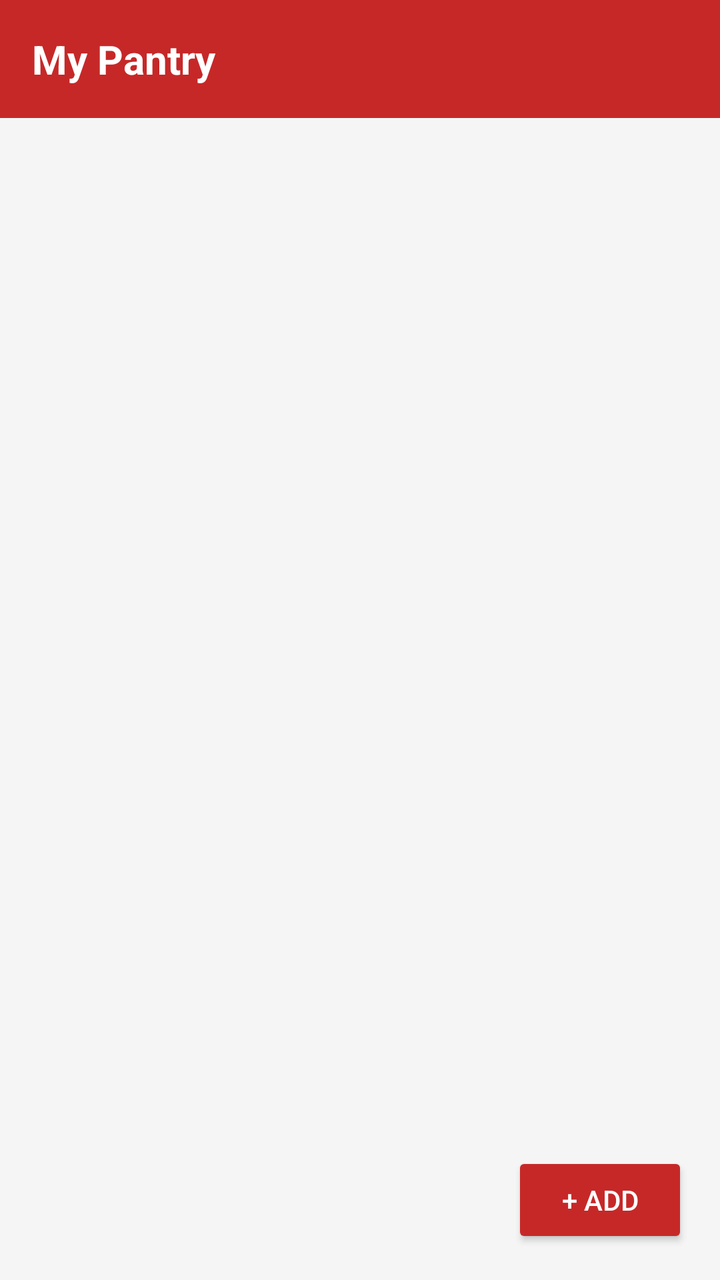
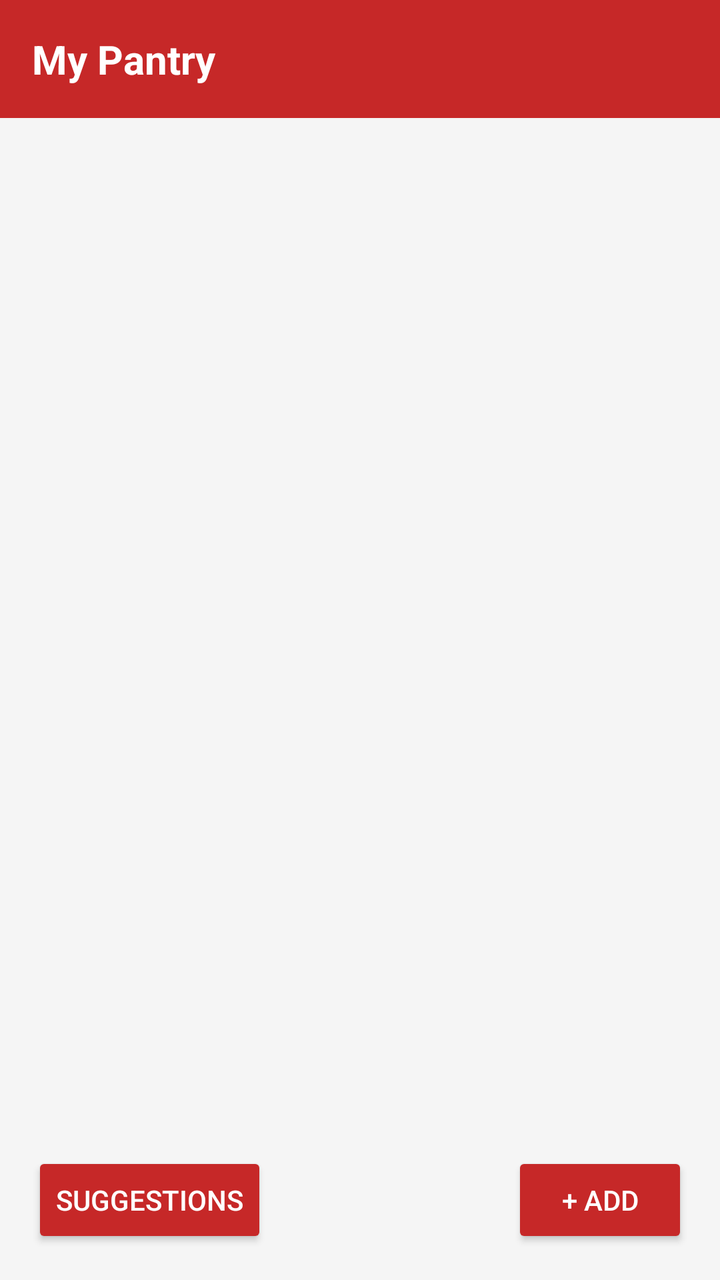

Before-and-after screenshots of an Android layout around one commit, followed by the original layout XML and the change that was made.
<!-- AndroidManifest.xml: application theme Theme.SmartPantryManager -->
<!-- res/layout/activity_main.xml -->
<?xml version="1.0" encoding="utf-8"?>
<LinearLayout xmlns:android="http://schemas.android.com/apk/res/android"
    android:layout_width="match_parent"
    android:layout_height="match_parent"
    android:orientation="vertical"
    android:background="#F5F5F5">

    <TextView
        android:layout_width="match_parent"
        android:layout_height="wrap_content"
        android:background="#C62828"
        android:padding="16dp"
        android:text="My Pantry"
        android:textColor="#FFFFFF"
        android:textSize="20sp"
        android:textStyle="bold" />

    <RelativeLayout
        android:layout_width="match_parent"
        android:layout_height="0dp"
        android:layout_weight="1">

        <androidx.recyclerview.widget.RecyclerView
            android:id="@+id/recyclerPantry"
            android:layout_width="match_parent"
            android:layout_height="match_parent"
            android:padding="8dp" />

        <TextView
            android:id="@+id/textEmptyPantry"
            android:layout_width="wrap_content"
            android:layout_height="wrap_content"
            android:layout_centerInParent="true"
            android:text="Your pantry is empty.\nTap + to add your first ingredient."
            android:textAlignment="center"
            android:textColor="#757575"
            android:visibility="gone" />

        <Button
            android:id="@+id/btnAddItem"
            android:layout_width="wrap_content"
            android:layout_height="wrap_content"
            android:layout_alignParentBottom="true"
            android:layout_alignParentEnd="true"
            android:layout_margin="16dp"
            android:backgroundTint="#C62828"
            android:text="+ Add"
            android:textColor="#FFFFFF" />

    </RelativeLayout>

</LinearLayout>
<!-- resources referenced by this layout -->
<resources>
  <style name="Theme.SmartPantryManager" parent="Base.Theme.SmartPantryManager" />
  <style name="Base.Theme.SmartPantryManager" parent="Theme.Material3.DayNight.NoActionBar">
          
          
      </style>
</resources>

<!-- the commit's change to res/layout/activity_main.xml (unified diff, before → after) -->
@@ -47,6 +47,17 @@
             android:text="+ Add"
             android:textColor="#FFFFFF" />
 
+        <Button
+            android:id="@+id/btnSuggestions"
+            android:layout_width="wrap_content"
+            android:layout_height="wrap_content"
+            android:layout_alignParentBottom="true"
+            android:layout_alignParentStart="true"
+            android:layout_margin="16dp"
+            android:backgroundTint="#C62828"
+            android:text="Suggestions"
+            android:textColor="#FFFFFF" />
+
     </RelativeLayout>
 
 </LinearLayout>
